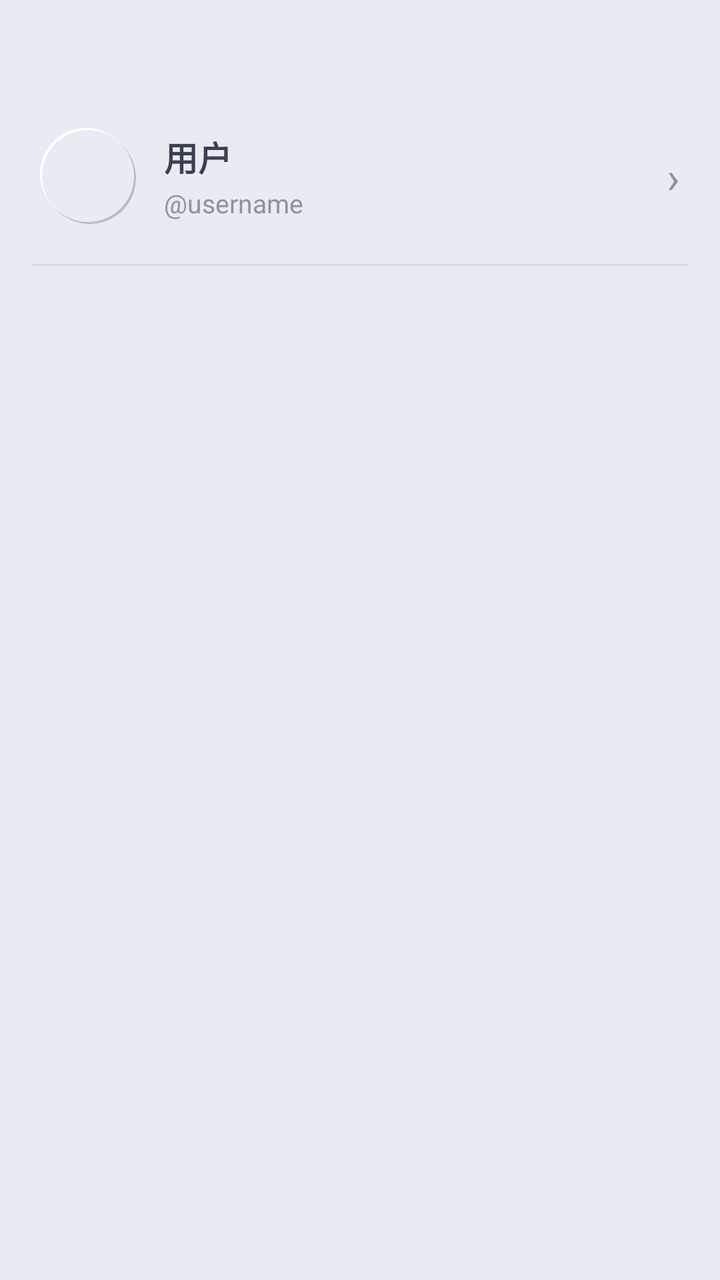
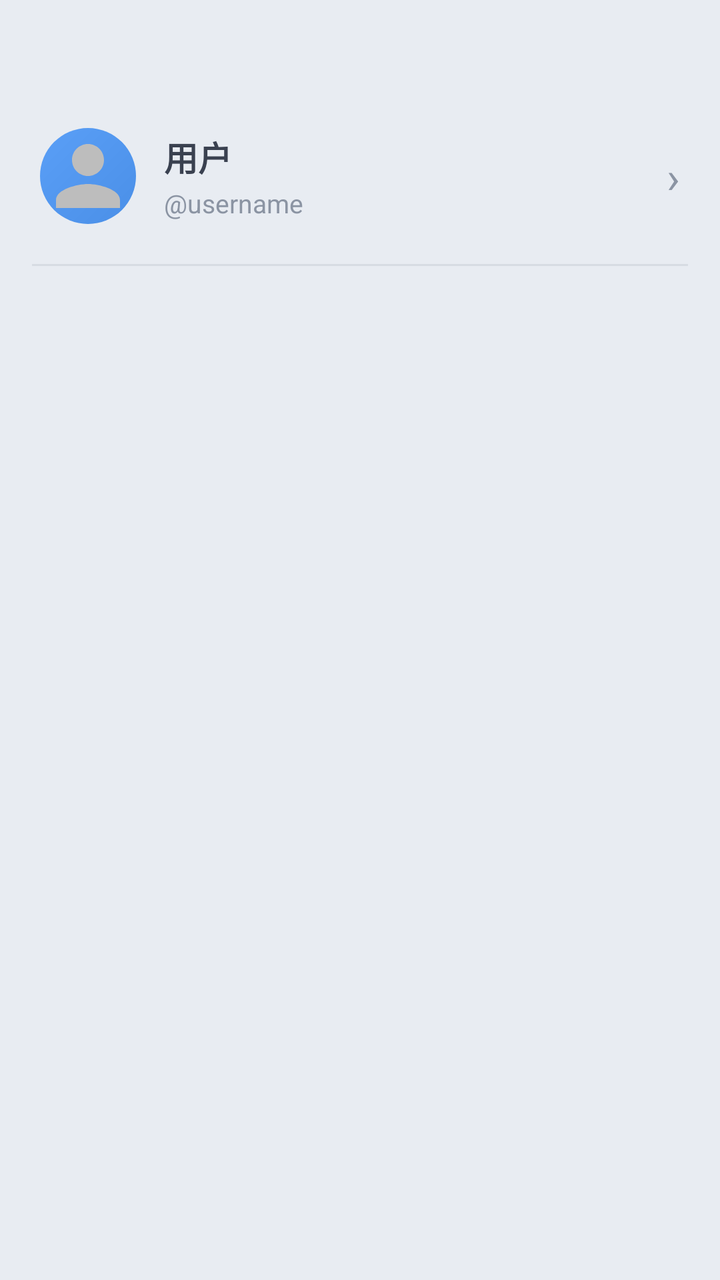

An Android layout rendered at two revisions. The XML below is the earlier revision; the diff shows what the commit changed to produce the second picture.
<!-- AndroidManifest.xml: application theme Theme.EchoLink -->
<!-- res/layout/nav_header.xml -->
<?xml version="1.0" encoding="utf-8"?>

<LinearLayout xmlns:android="http://schemas.android.com/apk/res/android"
    android:layout_width="match_parent"
    android:layout_height="match_parent"
    android:orientation="vertical"
    android:background="?attr/colorSurface">

    
    <LinearLayout
        android:id="@+id/navUserBox"
        android:layout_width="match_parent"
        android:layout_height="wrap_content"
        android:orientation="horizontal"
        android:gravity="center_vertical"
        android:paddingStart="20dp"
        android:paddingEnd="20dp"
        android:paddingTop="64dp"
        android:paddingBottom="20dp"
        android:background="?attr/selectableItemBackground"
        android:clickable="true"
        android:focusable="true">

        <ImageView
            android:id="@+id/navAvatar"
            android:layout_width="48dp"
            android:layout_height="48dp"
            android:background="@drawable/bg_mw_avatar"
            android:scaleType="centerCrop" />

        <LinearLayout
            android:layout_width="0dp"
            android:layout_height="wrap_content"
            android:orientation="vertical"
            android:layout_marginStart="14dp"
            android:layout_weight="1">

            <TextView
                android:id="@+id/navDisplayName"
                android:layout_width="wrap_content"
                android:layout_height="wrap_content"
                android:text="用户"
                android:textSize="17sp"
                android:textStyle="bold"
                android:textColor="?attr/colorOnSurface"
                android:maxLines="1"
                android:ellipsize="end" />

            <TextView
                android:id="@+id/navUsername"
                android:layout_width="wrap_content"
                android:layout_height="wrap_content"
                android:text="@username"
                android:textSize="13sp"
                android:textColor="@color/on_surface_variant"
                android:maxLines="1"
                android:ellipsize="end"
                android:layout_marginTop="2dp" />
        </LinearLayout>

        <TextView
            android:layout_width="wrap_content"
            android:layout_height="wrap_content"
            android:text="›"
            android:textSize="22sp"
            android:textColor="@color/on_surface_variant"
            android:layout_marginStart="8dp" />
    </LinearLayout>

    <View
        android:layout_width="match_parent"
        android:layout_height="1dp"
        android:background="@color/outline"
        android:layout_marginStart="16dp"
        android:layout_marginEnd="16dp" />

</LinearLayout>
<!-- resources referenced by this layout -->
<resources>
  <color name="on_surface_variant">#8B94A3</color>
  <color name="outline">#D7DCE3</color>
  <!-- drawable bg_mw_avatar (drawable) -->
  <?xml version="1.0" encoding="utf-8"?>
  
  <layer-list xmlns:android="http://schemas.android.com/apk/res/android">
      
      <item android:left="2dp" android:top="2dp">
          <shape android:shape="oval">
              <solid android:color="@color/neu_shadow_dark" />
          </shape>
      </item>
      
      <item android:right="2dp" android:bottom="2dp">
          <shape android:shape="oval">
              <solid android:color="@color/neu_shadow_light" />
          </shape>
      </item>
      
      <item android:left="1dp" android:top="1dp" android:right="1dp" android:bottom="1dp">
          <shape android:shape="oval">
              <solid android:color="@color/neu_base" />
          </shape>
      </item>
  </layer-list>
  <style name="Theme.EchoLink" parent="Theme.MaterialComponents.DayNight.NoActionBar">
          <item name="colorPrimary">@color/brand_primary</item>
          <item name="colorPrimaryVariant">@color/brand_primary_dark</item>
          <item name="colorOnPrimary">@color/on_primary</item>
          <item name="colorSecondary">@color/secondary</item>
          <item name="colorOnSecondary">@color/on_secondary</item>
          <item name="colorSurface">@color/surface</item>
          <item name="colorOnSurface">@color/on_surface</item>
          <item name="colorError">@color/error</item>
          <item name="android:colorBackground">@color/background</item>
          <item name="colorOnBackground">@color/on_surface</item>
          <item name="colorControlNormal">@color/on_surface_variant</item>
          <item name="colorControlActivated">@color/brand_primary</item>
          <item name="android:windowBackground">@color/background</item>
          
          <item name="android:statusBarColor">@android:color/transparent</item>
          <item name="android:navigationBarColor">@android:color/transparent</item>
          <item name="android:windowLightStatusBar">true</item>
          <item name="android:windowLightNavigationBar">true</item>
          
          <item name="alertDialogTheme">@style/Theme.EchoLink.Dialog</item>
          <item name="dialogTheme">@style/Theme.EchoLink.Dialog</item>
          <item name="materialAlertDialogTheme">@style/Theme.EchoLink.Dialog</item>
      </style>
  <color name="neu_shadow_dark">#B8BEC8</color>
  <color name="neu_shadow_light">#FFFFFF</color>
  <color name="neu_base">#E8ECF2</color>
  <color name="brand_primary">#4a8fe7</color>
  <color name="brand_primary_dark">#3a7fd7</color>
  <color name="on_primary">#FFFFFF</color>
  <color name="secondary">#4a8fe7</color>
  <color name="on_secondary">#FFFFFF</color>
  <color name="surface">@color/neu_base</color>
  <color name="on_surface">#3A4150</color>
  <color name="error">#E8645F</color>
  <color name="background">@color/neu_base</color>
  <style name="Theme.EchoLink.Dialog" parent="ThemeOverlay.MaterialComponents.Dialog.Alert">
          <item name="colorSurface">@color/chat_bg</item>
          <item name="colorSurfaceVariant">@color/chat_bg</item>
          <item name="colorOnSurface">@color/on_surface</item>
          <item name="android:windowBackground">@color/chat_bg</item>
          <item name="android:background">@color/chat_bg</item>
          <item name="android:colorBackground">@color/chat_bg</item>
          <item name="colorPrimary">@color/brand_primary</item>
          <item name="colorOnPrimary">@color/on_primary</item>
          <item name="android:textColorPrimary">@color/on_surface</item>
          <item name="android:textColor">@color/on_surface</item>
          <item name="android:windowIsFloating">true</item>
      </style>
  <color name="chat_bg">@color/neu_base</color>
</resources>

<!-- the commit's change to res/layout/nav_header.xml (unified diff, before → after) -->
@@ -25,7 +25,8 @@
             android:id="@+id/navAvatar"
             android:layout_width="48dp"
             android:layout_height="48dp"
-            android:background="@drawable/bg_mw_avatar"
+            android:background="@drawable/bg_circle_avatar"
+            android:src="@drawable/ic_default_avatar"
             android:scaleType="centerCrop" />
 
         <LinearLayout
<!-- resource entries referenced after the edit -->
@@ -2,29 +2,25 @@
 <resources>
   <color name="on_surface_variant">#8B94A3</color>
   <color name="outline">#D7DCE3</color>
-  <!-- drawable bg_mw_avatar (drawable) -->
+  <!-- drawable bg_circle_avatar (drawable) -->
   <?xml version="1.0" encoding="utf-8"?>
-  
-  <layer-list xmlns:android="http://schemas.android.com/apk/res/android">
-      
-      <item android:left="2dp" android:top="2dp">
-          <shape android:shape="oval">
-              <solid android:color="@color/neu_shadow_dark" />
-          </shape>
-      </item>
-      
-      <item android:right="2dp" android:bottom="2dp">
-          <shape android:shape="oval">
-              <solid android:color="@color/neu_shadow_light" />
-          </shape>
-      </item>
-      
-      <item android:left="1dp" android:top="1dp" android:right="1dp" android:bottom="1dp">
-          <shape android:shape="oval">
-              <solid android:color="@color/neu_base" />
-          </shape>
-      </item>
-  </layer-list>
+  <shape xmlns:android="http://schemas.android.com/apk/res/android"
+      android:shape="oval">
+      <gradient
+          android:angle="315"
+          android:startColor="@color/brand_gradient_start"
+          android:endColor="@color/brand_gradient_end" />
+  </shape>
+  <!-- drawable ic_default_avatar (drawable) -->
+  <vector xmlns:android="http://schemas.android.com/apk/res/android"
+      android:width="48dp"
+      android:height="48dp"
+      android:viewportWidth="24"
+      android:viewportHeight="24">
+      <path
+          android:fillColor="#BDBDBD"
+          android:pathData="M12,12c2.21,0 4,-1.79 4,-4s-1.79,-4 -4,-4 -4,1.79 -4,4 1.79,4 4,4zM12,14c-2.67,0 -8,1.34 -8,4v2h16v-2c0,-2.66 -5.33,-4 -8,-4z" />
+  </vector>
   <style name="Theme.EchoLink" parent="Theme.MaterialComponents.DayNight.NoActionBar">
           <item name="colorPrimary">@color/brand_primary</item>
           <item name="colorPrimaryVariant">@color/brand_primary_dark</item>
@@ -49,8 +45,8 @@
           <item name="dialogTheme">@style/Theme.EchoLink.Dialog</item>
           <item name="materialAlertDialogTheme">@style/Theme.EchoLink.Dialog</item>
       </style>
-  <color name="neu_shadow_dark">#B8BEC8</color>
-  <color name="neu_shadow_light">#FFFFFF</color>
+  <color name="brand_gradient_start">#5a9ff7</color>
+  <color name="brand_gradient_end">#4a8fe7</color>
   <color name="neu_base">#E8ECF2</color>
   <color name="brand_primary">#4a8fe7</color>
   <color name="brand_primary_dark">#3a7fd7</color>
